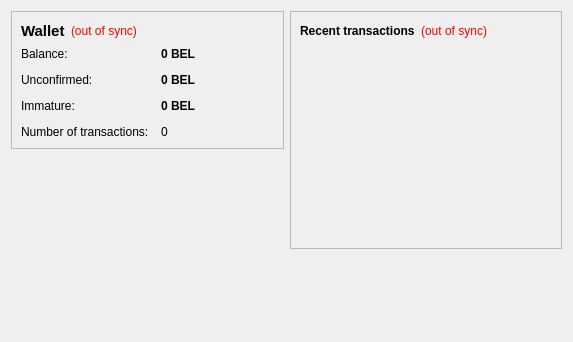
Qt form src/qt/forms/overviewpage.ui (dogecoin/dogecoin) before a commit.
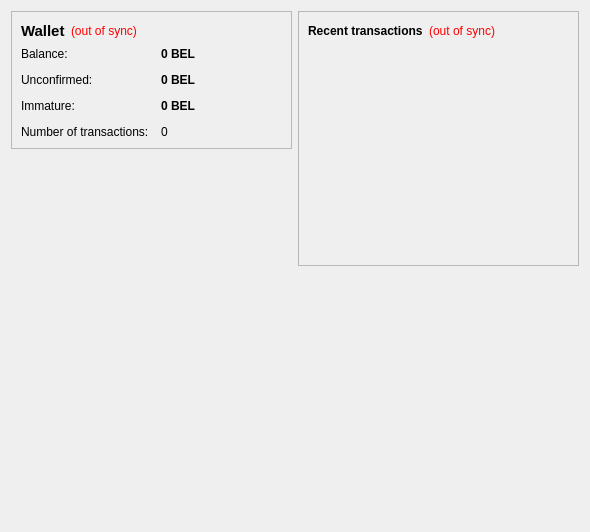
The same form after that commit. Icons and pictures are not drawn.

Patch:
```diff
--- a/src/qt/forms/overviewpage.ui
+++ b/src/qt/forms/overviewpage.ui
@@ -6,8 +6,8 @@
    <rect>
     <x>0</x>
     <y>0</y>
-    <width>573</width>
-    <height>342</height>
+    <width>590</width>
+    <height>532</height>
    </rect>
   </property>
   <property name="windowTitle">
```
Left out of the diff: 6 changed lines with no effect on the pictures. Lines whose indentation alone changed are shown as unchanged.
